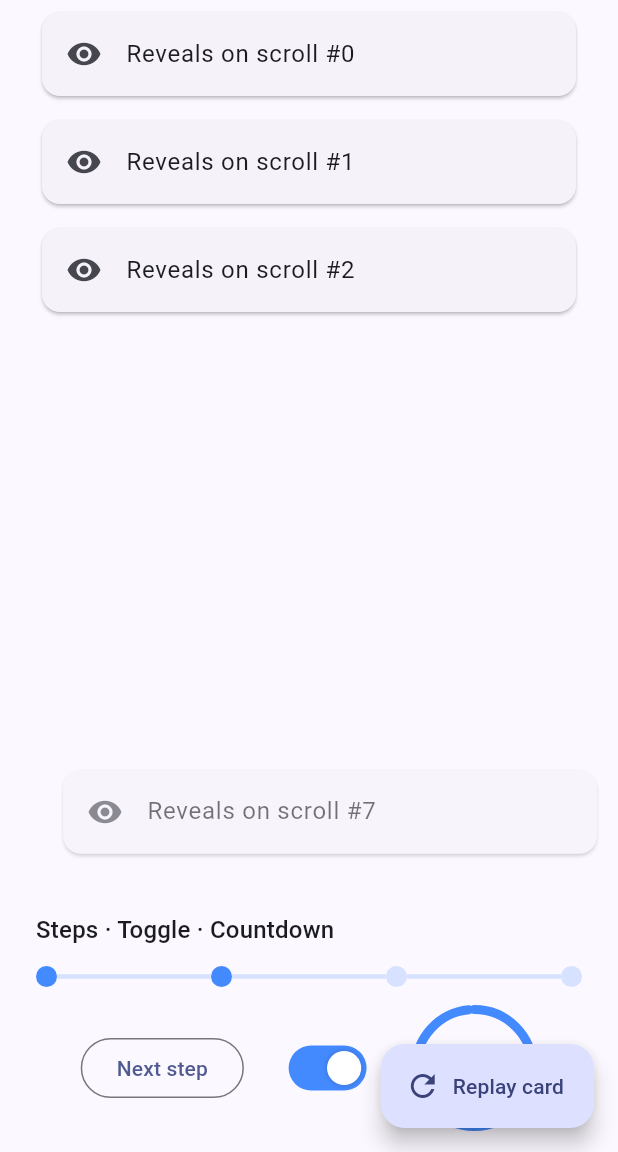
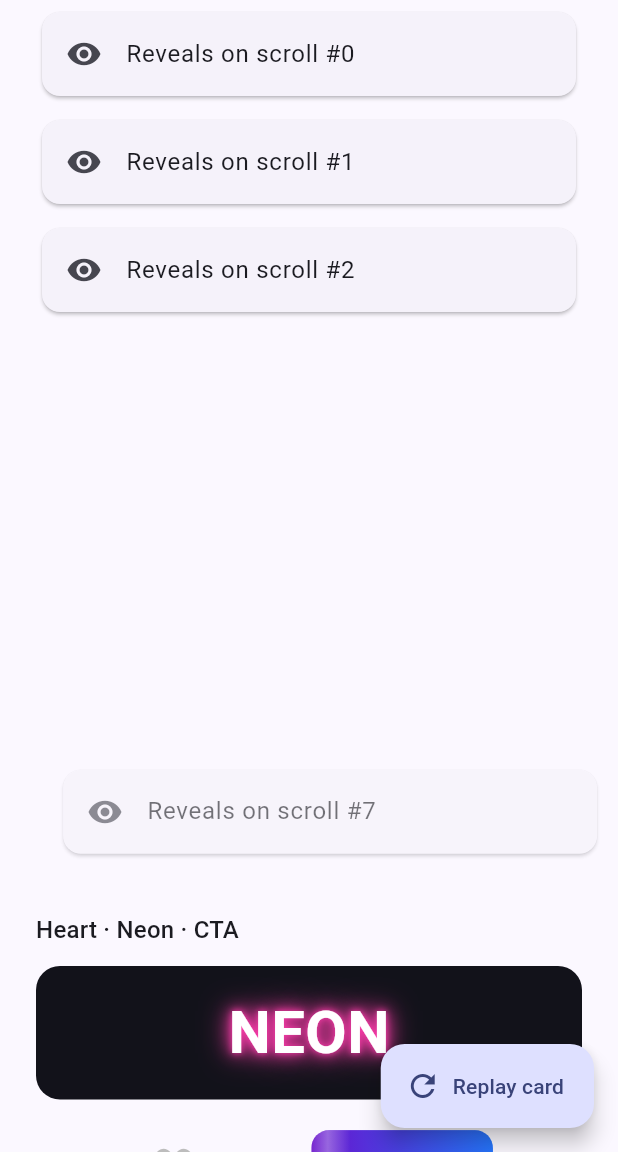
Before and after one commit to m7hamed-dev/save_points_animations, a Flutter app: the screen it shows after launch, scrolled down 2304 dp, on a phone screen of 412 x 824 dp, the part 84-1236 px from its top. Run offline on Flutter 3.47's test engine with Material 3 defaults, Android fonts, the phone set to English and light mode, and no system bars.

Commit message:
Release v0.22.0: Introduced new social and call-to-action widgets including FxHeartButton for a "like" feature, FxNeonText for glowing text effects, and FxShimmerButton for a gradient CTA button. Updated CHANGELOG and README to document these features, and modified example app to showcase the new components.

````diff
--- a/example/lib/main.dart
+++ b/example/lib/main.dart
@@ -45,6 +45,7 @@ class _HomeScreenState extends State<HomeScreen> {
   bool _menuOpen = false;
   bool _toggle = true;
   int _step = 1;
+  bool _liked = false;
 
   @override
   Widget build(BuildContext context) {
@@ -403,6 +404,40 @@ class _HomeScreenState extends State<HomeScreen> {
                 ),
               ).animate(autoPlay: false).fadeIn().slideX(0.1).onVisible(),
             ),
+          ),
+
+          const SizedBox(height: 32),
+          Text('Heart · Neon · CTA', style: theme.textTheme.titleMedium),
+          const SizedBox(height: 12),
+
+          Container(
+            padding: const EdgeInsets.symmetric(vertical: 16),
+            decoration: BoxDecoration(
+              color: const Color(0xFF12121A),
+              borderRadius: BorderRadius.circular(16),
+            ),
+            child: Center(
+              child: FxNeonText(
+                'NEON',
+                color: const Color(0xFFFF3CAC),
+                style: const TextStyle(fontSize: 40),
+              ),
+            ),
+          ),
+          const SizedBox(height: 12),
+          Row(
+            mainAxisAlignment: MainAxisAlignment.spaceEvenly,
+            children: [
+              FxHeartButton(
+                isLiked: _liked,
+                size: 36,
+                onChanged: (v) => setState(() => _liked = v),
+              ),
+              FxShimmerButton(
+                onPressed: () {},
+                child: const Text('Get started'),
+              ),
+            ],
           ),
 
           const SizedBox(height: 32),
--- a/lib/save_points_animations.dart
+++ b/lib/save_points_animations.dart
@@ -62,11 +62,13 @@ export 'src/widgets/fx_expandable.dart' show FxExpandable;
 export 'src/widgets/fx_flip_card.dart' show FxFlipCard, FxFlipCardController;
 export 'src/widgets/fx_glitch.dart' show FxGlitch;
 export 'src/widgets/fx_gradient_border.dart' show FxGradientBorder;
+export 'src/widgets/fx_heart_button.dart' show FxHeartButton;
 export 'src/widgets/fx_ken_burns.dart' show FxKenBurns;
 export 'src/widgets/fx_loaders.dart'
     show FxBarsLoader, FxDotsLoader, FxProgressRing;
 export 'src/widgets/fx_marquee.dart' show FxMarquee;
 export 'src/widgets/fx_morph_icon.dart' show FxMorphIcon;
+export 'src/widgets/fx_neon_text.dart' show FxNeonText;
 export 'src/widgets/fx_odometer.dart' show FxOdometer;
 export 'src/widgets/fx_page_indicator.dart' show FxPageIndicator;
 export 'src/widgets/fx_particles.dart' show FxParticles;
@@ -76,6 +78,7 @@ export 'src/widgets/fx_radar.dart' show FxRadar;
 export 'src/widgets/fx_rating.dart' show FxRating;
 export 'src/widgets/fx_ripple.dart' show FxRipple;
 export 'src/widgets/fx_segmented_control.dart' show FxSegmentedControl;
+export 'src/widgets/fx_shimmer_button.dart' show FxShimmerButton;
 export 'src/widgets/fx_shine.dart' show FxShine;
 export 'src/widgets/fx_skeleton.dart' show FxSkeleton;
 export 'src/widgets/fx_speed_dial.dart' show FxSpeedDial;
--- /dev/null
+++ b/lib/src/widgets/fx_heart_button.dart
@@ -0,0 +1,135 @@
+import 'dart:math' as math;
+
+import 'package:flutter/widgets.dart';
+
+/// A "like" heart that pops and emits a small burst when toggled on.
+///
+/// ```dart
+/// FxHeartButton(isLiked: liked, onChanged: (v) => setState(() => liked = v));
+/// ```
+class FxHeartButton extends StatefulWidget {
+  const FxHeartButton({
+    super.key,
+    required this.isLiked,
+    required this.onChanged,
+    this.size = 32,
+    this.color = const Color(0xFFE53935),
+    this.inactiveColor = const Color(0xFFBDBDBD),
+  });
+
+  final bool isLiked;
+  final ValueChanged<bool> onChanged;
+  final double size;
+  final Color color;
+  final Color inactiveColor;
+
+  @override
+  State<FxHeartButton> createState() => _FxHeartButtonState();
+}
+
+class _FxHeartButtonState extends State<FxHeartButton>
+    with SingleTickerProviderStateMixin {
+  late final AnimationController _controller = AnimationController(
+    vsync: this,
+    duration: const Duration(milliseconds: 600),
+  );
+
+  void _tap() {
+    final next = !widget.isLiked;
+    widget.onChanged(next);
+    if (next) _controller.forward(from: 0);
+  }
+
+  @override
+  void dispose() {
+    _controller.dispose();
+    super.dispose();
+  }
+
+  @override
+  Widget build(BuildContext context) {
+    return GestureDetector(
+      behavior: HitTestBehavior.opaque,
+      onTap: _tap,
+      child: SizedBox.square(
+        dimension: widget.size * 1.8,
+        child: AnimatedBuilder(
+          animation: _controller,
+          builder: (context, _) {
+            final v = _controller.value;
+            final scale = 1 + math.sin(v.clamp(0.0, 1.0) * math.pi) * 0.45;
+            return CustomPaint(
+              painter: _BurstPainter(progress: v, color: widget.color),
+              child: Center(
+                child: Transform.scale(
+                  scale: widget.isLiked ? scale : 1.0,
+                  child: CustomPaint(
+                    size: Size.square(widget.size),
+                    painter: _HeartPainter(
+                      color: widget.isLiked
+                          ? widget.color
+                          : widget.inactiveColor,
+                    ),
+                  ),
+                ),
+              ),
+            );
+          },
+        ),
+      ),
+    );
+  }
+}
+
+class _HeartPainter extends CustomPainter {
+  _HeartPainter({required this.color});
+
+  final Color color;
+
+  @override
+  void paint(Canvas canvas, Size size) {
+    final w = size.width;
+    final h = size.height;
+    final path = Path()
+      ..moveTo(w * 0.5, h * 0.36)
+      ..cubicTo(w * 0.5, h * 0.28, w * 0.35, h * 0.08, w * 0.19, h * 0.24)
+      ..cubicTo(w * 0.02, h * 0.42, w * 0.14, h * 0.68, w * 0.5, h * 0.92)
+      ..cubicTo(w * 0.86, h * 0.68, w * 0.98, h * 0.42, w * 0.81, h * 0.24)
+      ..cubicTo(w * 0.65, h * 0.08, w * 0.5, h * 0.28, w * 0.5, h * 0.36)
+      ..close();
+    canvas.drawPath(path, Paint()..color = color);
+  }
+
+  @override
+  bool shouldRepaint(_HeartPainter oldDelegate) => oldDelegate.color != color;
+}
+
+class _BurstPainter extends CustomPainter {
+  _BurstPainter({required this.progress, required this.color});
+
+  final double progress;
+  final Color color;
+
+  @override
+  void paint(Canvas canvas, Size size) {
+    if (progress <= 0 || progress >= 1) return;
+    final center = size.center(Offset.zero);
+    final maxR = size.shortestSide / 2;
+    final paint = Paint()
+      ..color = color.withValues(alpha: (1 - progress) * 0.8);
+    const dots = 8;
+    for (var i = 0; i < dots; i++) {
+      final angle = i / dots * 2 * math.pi;
+      final r = maxR * progress;
+      final pos = Offset(
+        center.dx + math.cos(angle) * r,
+        center.dy + math.sin(angle) * r,
+      );
+      canvas.drawCircle(pos, 2.5 * (1 - progress), paint);
+    }
+  }
+
+  @override
+  bool shouldRepaint(_BurstPainter oldDelegate) =>
+      oldDelegate.progress != progress || oldDelegate.color != color;
+}
--- /dev/null
+++ b/lib/src/widgets/fx_neon_text.dart
@@ -0,0 +1,81 @@
+import 'dart:math' as math;
+
+import 'package:flutter/widgets.dart';
+
+/// Glowing neon-sign text with a subtle, irregular flicker.
+///
+/// ```dart
+/// FxNeonText('OPEN', color: const Color(0xFFFF3CAC));
+/// ```
+class FxNeonText extends StatefulWidget {
+  const FxNeonText(
+    this.text, {
+    super.key,
+    this.color = const Color(0xFF00E5FF),
+    this.style,
+    this.flicker = true,
+    this.duration = const Duration(milliseconds: 2400),
+  });
+
+  final String text;
+  final Color color;
+  final TextStyle? style;
+  final bool flicker;
+  final Duration duration;
+
+  @override
+  State<FxNeonText> createState() => _FxNeonTextState();
+}
+
+class _FxNeonTextState extends State<FxNeonText>
+    with SingleTickerProviderStateMixin {
+  late final AnimationController _controller = AnimationController(
+    vsync: this,
+    duration: widget.duration,
+  );
+
+  @override
+  void initState() {
+    super.initState();
+    if (widget.flicker) _controller.repeat();
+  }
+
+  @override
+  void dispose() {
+    _controller.dispose();
+    super.dispose();
+  }
+
+  // Mostly bright with occasional quick dips.
+  double _intensity(double t) {
+    final flick = math.sin(t * 2 * math.pi * 7) * math.sin(t * 2 * math.pi * 3);
+    final dip = flick > 0.85 ? 0.4 : 0.0;
+    return (1 - dip).clamp(0.4, 1.0);
+  }
+
+  @override
+  Widget build(BuildContext context) {
+    return AnimatedBuilder(
+      animation: _controller,
+      builder: (context, _) {
+        final i = widget.flicker ? _intensity(_controller.value) : 1.0;
+        final base = (widget.style ?? const TextStyle(fontSize: 32)).copyWith(
+          color: const Color(0xFFFFFFFF),
+          fontWeight: FontWeight.bold,
+        );
+        return Text(
+          widget.text,
+          style: base.copyWith(
+            shadows: [
+              for (final blur in const [6.0, 14.0, 26.0])
+                Shadow(
+                  color: widget.color.withValues(alpha: i),
+                  blurRadius: blur * i,
+                ),
+            ],
+          ),
+        );
+      },
+    );
+  }
+}
--- /dev/null
+++ b/lib/src/widgets/fx_shimmer_button.dart
@@ -0,0 +1,96 @@
+import 'package:flutter/widgets.dart';
+
+/// A gradient call-to-action button with a continuously sweeping sheen.
+///
+/// ```dart
+/// FxShimmerButton(onPressed: submit, child: const Text('Get started'));
+/// ```
+class FxShimmerButton extends StatefulWidget {
+  const FxShimmerButton({
+    super.key,
+    required this.child,
+    required this.onPressed,
+    this.gradient = const LinearGradient(
+      colors: [Color(0xFF6A11CB), Color(0xFF2575FC)],
+    ),
+    this.borderRadius = 12,
+    this.padding = const EdgeInsets.symmetric(horizontal: 24, vertical: 14),
+    this.duration = const Duration(milliseconds: 2200),
+  });
+
+  final Widget child;
+  final VoidCallback onPressed;
+  final Gradient gradient;
+  final double borderRadius;
+  final EdgeInsetsGeometry padding;
+  final Duration duration;
+
+  @override
+  State<FxShimmerButton> createState() => _FxShimmerButtonState();
+}
+
+class _FxShimmerButtonState extends State<FxShimmerButton>
+    with SingleTickerProviderStateMixin {
+  late final AnimationController _controller = AnimationController(
+    vsync: this,
+    duration: widget.duration,
+  )..repeat();
+
+  @override
+  void dispose() {
+    _controller.dispose();
+    super.dispose();
+  }
+
+  @override
+  Widget build(BuildContext context) {
+    return GestureDetector(
+      onTap: widget.onPressed,
+      child: ClipRRect(
+        borderRadius: BorderRadius.circular(widget.borderRadius),
+        child: Stack(
+          children: [
+            DecoratedBox(
+              decoration: BoxDecoration(gradient: widget.gradient),
+              child: Padding(
+                padding: widget.padding,
+                child: DefaultTextStyle.merge(
+                  style: const TextStyle(
+                    color: Color(0xFFFFFFFF),
+                    fontWeight: FontWeight.w600,
+                  ),
+                  child: widget.child,
+                ),
+              ),
+            ),
+            Positioned.fill(
+              child: IgnorePointer(
+                child: AnimatedBuilder(
+                  animation: _controller,
+                  builder: (context, _) => Align(
+                    alignment: Alignment(_controller.value * 3 - 1.5, 0),
+                    child: const FractionallySizedBox(
+                      widthFactor: 0.25,
+                      heightFactor: 1,
+                      child: DecoratedBox(
+                        decoration: BoxDecoration(
+                          gradient: LinearGradient(
+                            colors: [
+                              Color(0x00FFFFFF),
+                              Color(0x55FFFFFF),
+                              Color(0x00FFFFFF),
+                            ],
+                          ),
+                        ),
+                      ),
+                    ),
+                  ),
+                ),
+              ),
+            ),
+          ],
+        ),
+      ),
+    );
+  }
+}
--- a/pubspec.yaml
+++ b/pubspec.yaml
@@ -3,7 +3,7 @@ description: >-
   A fluent, extensible animation framework for Flutter. Animate any widget with
   chainable extension methods, a single-controller engine, timelines, staggered
   lists, theming and reduced-motion support.
-version: 0.21.0
+version: 0.22.0
 homepage: https://github.com/your-org/save_points_animations
 repository: https://github.com/your-org/save_points_animations
 issue_tracker: https://github.com/your-org/save_points_animations/issues
````
Also changed, not shown: example/pubspec.lock, 2 other files.
